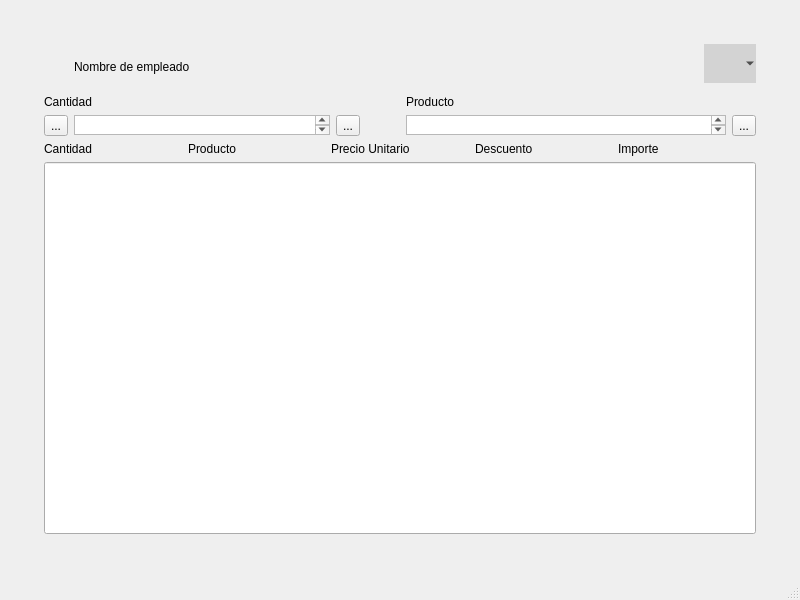
First picture: the form in PuntoVenta.ui, repository Matapuercos666/OPTICA, before the edit.
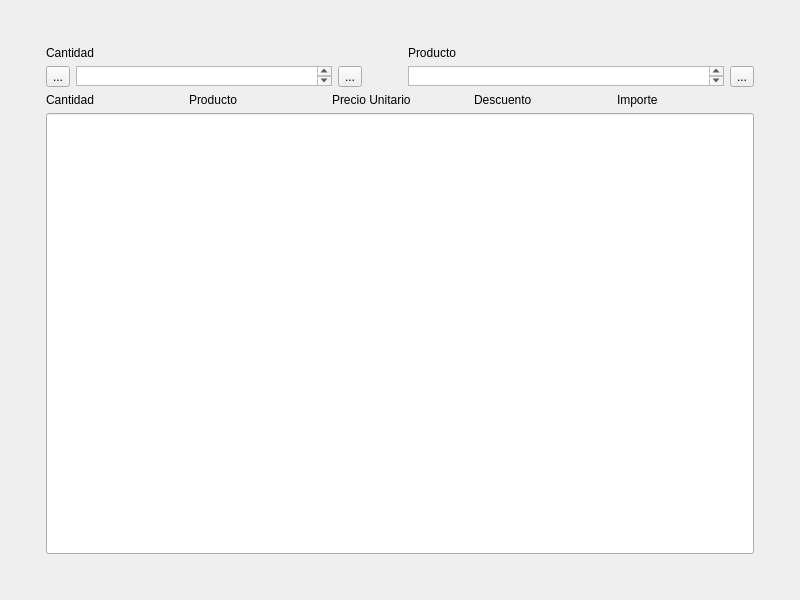
Second picture: the form after the edit. Icons and pictures are not drawn.

Patch:
```diff
--- a/PuntoVenta.ui
+++ b/PuntoVenta.ui
@@ -1,7 +1,7 @@
 <?xml version="1.0" encoding="UTF-8"?>
 <ui version="4.0">
  <class>PuntoVenta</class>
- <widget class="QMainWindow" name="PuntoVenta">
+ <widget class="QWidget" name="PuntoVenta">
   <property name="geometry">
    <rect>
     <x>0</x>
@@ -13,7 +13,8 @@
   <property name="windowTitle">
    <string>Punto de Venta</string>
   </property>
-  <widget class="QWidget" name="centralwidget">
+  <layout class="QGridLayout" name="gridLayout_2">
+   <item row="0" column="0">
    <layout class="QGridLayout" name="gridLayout_4">
     <item row="0" column="0">
      <layout class="QGridLayout" name="gridLayout_3">
@@ -31,7 +32,7 @@
       </property>
       <item row="1" column="0">
        <layout class="QGridLayout" name="gridLayout">
-        <item row="9" column="0" colspan="3">
+         <item row="8" column="0" colspan="3">
          <widget class="QLineEdit" name="lineEdit">
           <property name="sizePolicy">
            <sizepolicy hsizetype="Expanding" vsizetype="Expanding">
@@ -41,7 +42,82 @@
           </property>
          </widget>
         </item>
-        <item row="2" column="0">
+         <item row="1" column="1">
+          <widget class="QTextBrowser" name="textBrowser">
+           <property name="sizePolicy">
+            <sizepolicy hsizetype="Expanding" vsizetype="Preferred">
+             <horstretch>0</horstretch>
+             <verstretch>0</verstretch>
+            </sizepolicy>
+           </property>
+           <property name="maximumSize">
+            <size>
+             <width>16777215</width>
+             <height>20</height>
+            </size>
+           </property>
+          </widget>
+         </item>
+         <item row="0" column="1" colspan="2">
+          <widget class="QLabel" name="label_2">
+           <property name="text">
+            <string>Producto</string>
+           </property>
+          </widget>
+         </item>
+         <item row="1" column="2">
+          <widget class="QToolButton" name="toolButton_6">
+           <property name="text">
+            <string>...</string>
+           </property>
+           <property name="icon">
+            <iconset theme="QIcon::ThemeIcon::ListAdd"/>
+           </property>
+          </widget>
+         </item>
+         <item row="2" column="0" colspan="3">
+          <layout class="QHBoxLayout" name="horizontalLayout">
+           <property name="topMargin">
+            <number>0</number>
+           </property>
+           <item>
+            <widget class="QLabel" name="label_4">
+             <property name="text">
+              <string>Cantidad</string>
+             </property>
+            </widget>
+           </item>
+           <item>
+            <widget class="QLabel" name="label_5">
+             <property name="text">
+              <string>Producto</string>
+             </property>
+            </widget>
+           </item>
+           <item>
+            <widget class="QLabel" name="label_7">
+             <property name="text">
+              <string>Precio Unitario</string>
+             </property>
+            </widget>
+           </item>
+           <item>
+            <widget class="QLabel" name="label_8">
+             <property name="text">
+              <string>Descuento</string>
+             </property>
+            </widget>
+           </item>
+           <item>
+            <widget class="QLabel" name="label_6">
+             <property name="text">
+              <string>Importe</string>
+             </property>
+            </widget>
+           </item>
+          </layout>
+         </item>
+         <item row="1" column="0">
          <layout class="QGridLayout" name="gridLayout_5">
           <item row="1" column="2">
            <layout class="QHBoxLayout" name="horizontalLayout_2">
@@ -109,180 +185,21 @@
           </item>
          </layout>
         </item>
-        <item row="2" column="2">
-         <widget class="QToolButton" name="toolButton_6">
-          <property name="text">
-           <string>...</string>
-          </property>
-          <property name="icon">
-           <iconset theme="QIcon::ThemeIcon::ListAdd"/>
-          </property>
-         </widget>
-        </item>
-        <item row="3" column="0" colspan="3">
-         <layout class="QHBoxLayout" name="horizontalLayout">
-          <property name="topMargin">
-           <number>0</number>
-          </property>
-          <item>
-           <widget class="QLabel" name="label_4">
-            <property name="text">
-             <string>Cantidad</string>
-            </property>
-           </widget>
-          </item>
-          <item>
-           <widget class="QLabel" name="label_5">
-            <property name="text">
-             <string>Producto</string>
-            </property>
-           </widget>
-          </item>
-          <item>
-           <widget class="QLabel" name="label_7">
-            <property name="text">
-             <string>Precio Unitario</string>
-            </property>
-           </widget>
-          </item>
-          <item>
-           <widget class="QLabel" name="label_8">
-            <property name="text">
-             <string>Descuento</string>
-            </property>
-           </widget>
-          </item>
-          <item>
-           <widget class="QLabel" name="label_6">
-            <property name="text">
-             <string>Importe</string>
-            </property>
-           </widget>
-          </item>
-         </layout>
-        </item>
-        <item row="1" column="1" colspan="2">
-         <widget class="QLabel" name="label_2">
-          <property name="text">
-           <string>Producto</string>
-          </property>
-         </widget>
-        </item>
-        <item row="1" column="0">
+         <item row="0" column="0">
          <widget class="QLabel" name="label">
           <property name="text">
            <string>Cantidad</string>
           </property>
          </widget>
         </item>
-        <item row="0" column="0" colspan="3">
-         <layout class="QGridLayout" name="gridLayout_2">
-          <item row="0" column="0">
-           <widget class="QToolButton" name="Regresar">
-            <property name="text">
-             <string/>
-            </property>
-            <property name="icon">
-             <iconset theme="QIcon::ThemeIcon::GoPrevious"/>
-            </property>
-            <property name="popupMode">
-             <enum>QToolButton::ToolButtonPopupMode::DelayedPopup</enum>
-            </property>
-            <property name="toolButtonStyle">
-             <enum>Qt::ToolButtonStyle::ToolButtonIconOnly</enum>
-            </property>
-            <property name="autoRaise">
-             <bool>true</bool>
-            </property>
-            <property name="arrowType">
-             <enum>Qt::ArrowType::NoArrow</enum>
-            </property>
-           </widget>
-          </item>
-          <item row="0" column="1" rowspan="2">
-           <widget class="QLabel" name="Titulo4">
-            <property name="sizePolicy">
-             <sizepolicy hsizetype="Preferred" vsizetype="Expanding">
-              <horstretch>0</horstretch>
-              <verstretch>0</verstretch>
-             </sizepolicy>
-            </property>
-            <property name="text">
-             <string>Nombre de empleado</string>
-            </property>
-           </widget>
-          </item>
-          <item row="0" column="2">
-           <widget class="QToolButton" name="Icon">
-            <property name="sizePolicy">
-             <sizepolicy hsizetype="Fixed" vsizetype="Fixed">
-              <horstretch>0</horstretch>
-              <verstretch>0</verstretch>
-             </sizepolicy>
-            </property>
-            <property name="styleSheet">
-             <string notr="true">background-color: rgb(211, 211, 211);
-border-color: rgb(211, 211, 211);</string>
-            </property>
-            <property name="text">
-             <string/>
-            </property>
-            <property name="icon">
-             <iconset resource="RECURSOS.qrc">
-              <normaloff>:/IMAGENES/IMAGENES/LOGOS/Logo con fondo gris.png</normaloff>:/IMAGENES/IMAGENES/LOGOS/Logo con fondo gris.png</iconset>
-            </property>
-            <property name="iconSize">
-             <size>
-              <width>32</width>
-              <height>32</height>
-             </size>
-            </property>
-            <property name="popupMode">
-             <enum>QToolButton::ToolButtonPopupMode::MenuButtonPopup</enum>
-            </property>
-            <property name="autoRaise">
-             <bool>true</bool>
-            </property>
-           </widget>
-          </item>
-         </layout>
-        </item>
-        <item row="2" column="1">
-         <widget class="QTextBrowser" name="textBrowser">
-          <property name="sizePolicy">
-           <sizepolicy hsizetype="Expanding" vsizetype="Preferred">
-            <horstretch>0</horstretch>
-            <verstretch>0</verstretch>
-           </sizepolicy>
-          </property>
-          <property name="maximumSize">
-           <size>
-            <width>16777215</width>
-            <height>20</height>
-           </size>
-          </property>
-         </widget>
-        </item>
+        </layout>
+       </item>
        </layout>
       </item>
      </layout>
     </item>
    </layout>
   </widget>
-  <widget class="QMenuBar" name="menubar">
-   <property name="geometry">
-    <rect>
-     <x>0</x>
-     <y>0</y>
-     <width>800</width>
-     <height>22</height>
-    </rect>
-   </property>
-  </widget>
-  <widget class="QStatusBar" name="statusbar"/>
- </widget>
- <resources>
-  <include location="RECURSOS.qrc"/>
- </resources>
+ <resources/>
  <connections/>
 </ui>
```
Lines whose indentation alone changed are shown as unchanged.
